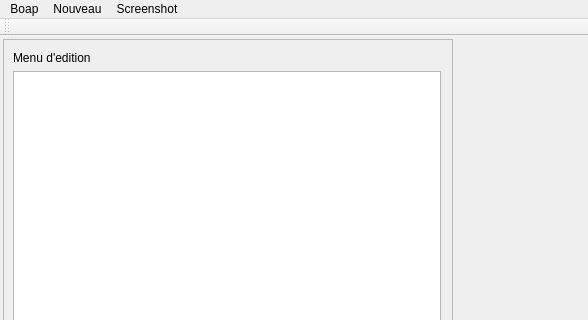
Above: Infographie-TP1/mainwindow.ui from xaqq/scene-editor before the change; both pictures show x 0 to 588 and y 0 to 320 of the 827 by 549 pixel window. Below: the same form after it.
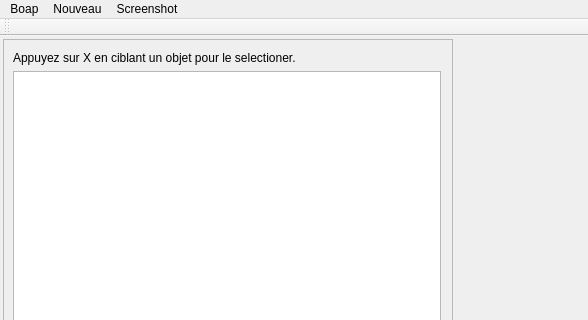
That is the form after the change. Custom widgets are drawn as their Qt base class.

Diff of the .ui file:
```diff
--- a/Infographie-TP1/mainwindow.ui
+++ b/Infographie-TP1/mainwindow.ui
@@ -72,7 +72,7 @@
              </sizepolicy>
             </property>
             <property name="text">
-             <string>Menu d'edition</string>
+             <string>Appuyez sur X en ciblant un objet pour le selectioner.</string>
             </property>
            </widget>
           </item>
```
